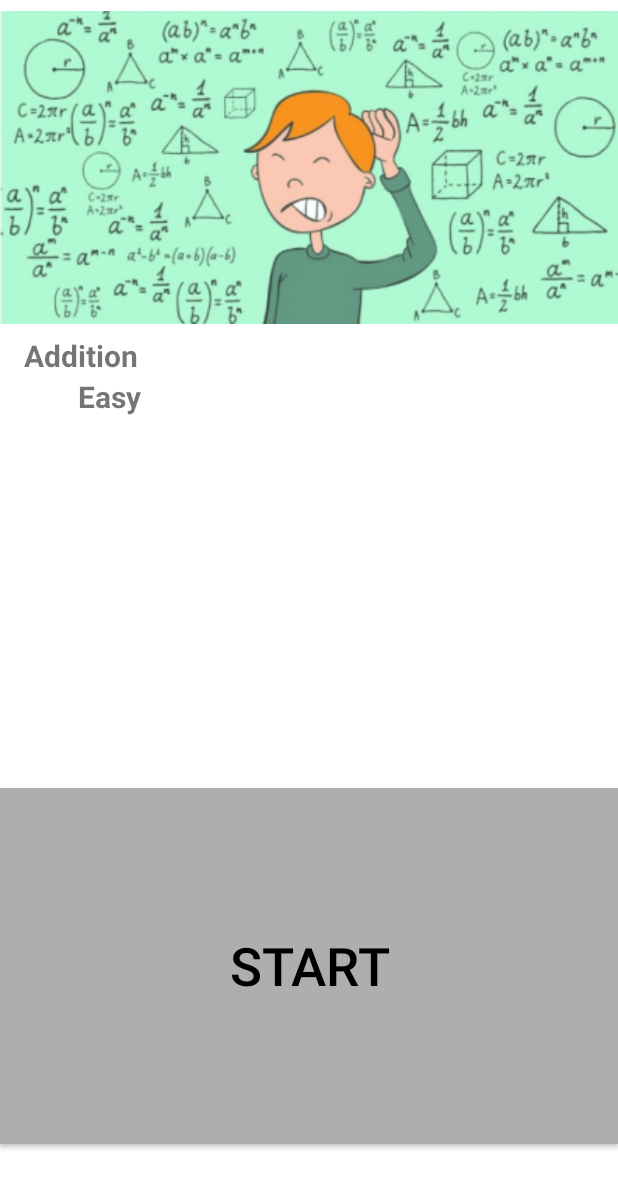
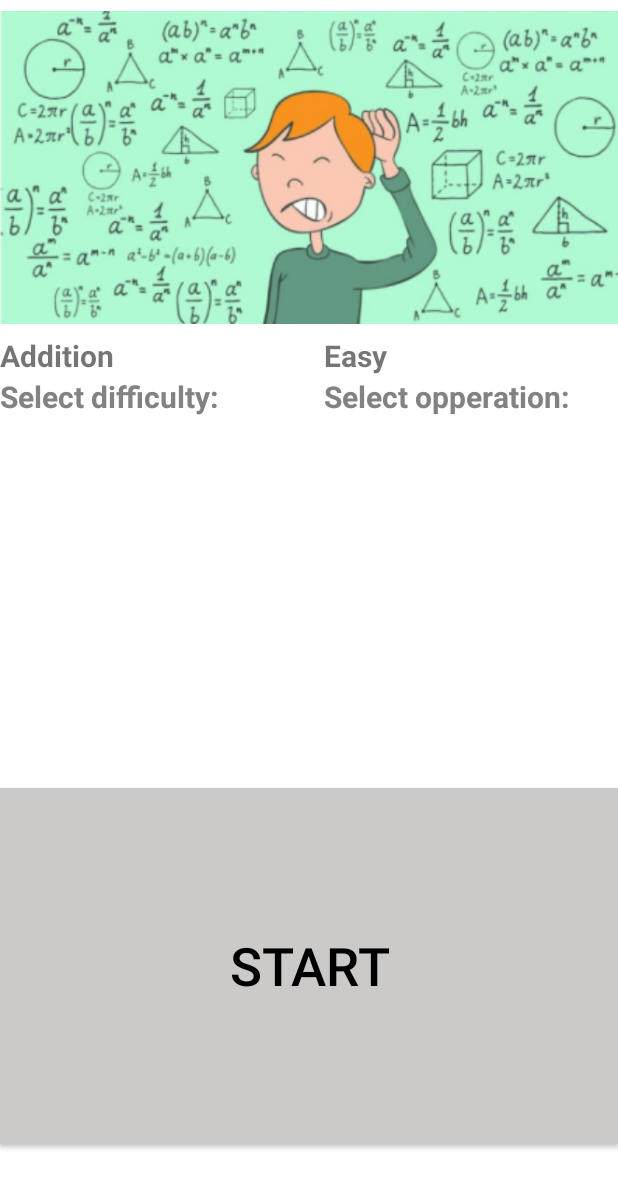
Before and after one commit to jfritz25/Project3, an Android app: the screen it shows after launch (MainActivity), on a phone screen of 412 x 824 dp. Shown: the top 1188 px of the screen. Run offline under Robolectric (Android 15) with nearby library versions, the phone set to English and light mode, and no system bars; 14 statements that could not run were skipped.

Commit message:
Wording allignment

```diff
--- a/app/src/main/res/layout/activity_main.xml
+++ b/app/src/main/res/layout/activity_main.xml
@@ -20,19 +20,26 @@
         android:layout_height="wrap_content"
         app:srcCompat="@drawable/math" />
 
+    <!--  Getting the wording horizonatlly next to one-another  -->
+    <LinearLayout
+        android:layout_width="match_parent"
+        android:layout_height="wrap_content"
+        android:orientation="horizontal"
+        >
+
         <TextView
             android:id="@+id/Addition"
-        android:layout_width="92dp"
+            android:layout_width="216dp"
             android:layout_height="wrap_content"
+            android:layout_alignParentRight="true"
             android:lines="1"
             android:maxLines="2"
+
             android:text="Addition"
+            android:textAlignment="textStart"
+            android:textSize="20sp"
 
-        android:textAlignment="textEnd"
-        android:textSize="20sp"
             android:textStyle="bold"
-
-        android:layout_alignParentRight="true"
 
 
             app:layout_constraintEnd_toEndOf="parent"
@@ -41,21 +48,70 @@
 
         <TextView
             android:id="@+id/Easy"
-        android:layout_width="94dp"
-        android:layout_height="wrap_content"
+            android:layout_width="214dp"
+            android:layout_height="match_parent"
+            android:layout_alignParentLeft="true"
             android:lines="1"
             android:maxLines="2"
+
             android:text="Easy"
+            android:textAlignment="textStart"
+            android:textSize="20sp"
 
-        android:textAlignment="textEnd"
-        android:textSize="20sp"
             android:textStyle="bold"
-
-        android:layout_alignParentLeft="true"
 
             app:layout_constraintEnd_toEndOf="parent"
             app:layout_constraintStart_toStartOf="parent"
             app:layout_constraintTop_toTopOf="parent" />
+    </LinearLayout>
+
+    <!--  Getting the wording horizonatlly next to one-another  -->
+    <LinearLayout
+        android:layout_width="match_parent"
+        android:layout_height="wrap_content"
+        android:orientation="horizontal"
+        >
+
+        <TextView
+            android:id="@+id/selectDifficulty"
+            android:layout_width="216dp"
+            android:layout_height="wrap_content"
+            android:layout_alignParentRight="true"
+            android:lines="1"
+            android:maxLines="2"
+
+            android:text="Select difficulty:"
+            android:textAlignment="textStart"
+            android:textSize="20sp"
+            android:textColor="@color/header"
+
+            android:textStyle="bold"
+
+
+            app:layout_constraintEnd_toEndOf="parent"
+            app:layout_constraintStart_toStartOf="parent"
+            app:layout_constraintTop_toTopOf="parent" />
+
+        <TextView
+            android:id="@+id/selectOpperation"
+            android:layout_width="214dp"
+            android:layout_height="match_parent"
+            android:layout_alignParentLeft="true"
+            android:lines="1"
+            android:maxLines="2"
+
+            android:text="Select opperation:"
+            android:textAlignment="textStart"
+            android:textSize="20sp"
+            android:textColor="@color/header"
+
+
+            android:textStyle="bold"
+
+            app:layout_constraintEnd_toEndOf="parent"
+            app:layout_constraintStart_toStartOf="parent"
+            app:layout_constraintTop_toTopOf="parent" />
+    </LinearLayout>
 
 
     <RelativeLayout
--- a/app/src/main/res/values/colors.xml
+++ b/app/src/main/res/values/colors.xml
@@ -2,6 +2,7 @@
 <resources>
     <color name="black">#FF000000</color>
     <color name="white">#FFFFFFFF</color>
-    <color name="start">#AFADAD</color>
+    <color name="start">#CCC9C9</color>
+    <color name="header">#838282</color>
 
 </resources>
```
Lines whose indentation alone changed are shown as unchanged.
